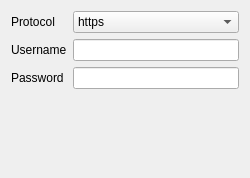
First picture: the form in ui/OutboundEditor.ui, repository Qv2ray/QvPlugin-NaiveProxy, before the edit.
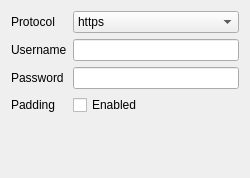
Second picture: the form after the edit.

Commit message: add: added naive padding support

The edit to the form file:
```diff
--- a/ui/OutboundEditor.ui
+++ b/ui/OutboundEditor.ui
@@ -55,6 +55,20 @@
    <item row="2" column="1">
     <widget class="QLineEdit" name="passTxt"/>
    </item>
+   <item row="3" column="0">
+    <widget class="QLabel" name="label_4">
+     <property name="text">
+      <string>Padding</string>
+     </property>
+    </widget>
+   </item>
+   <item row="3" column="1">
+    <widget class="QCheckBox" name="paddingCB">
+     <property name="text">
+      <string>Enabled</string>
+     </property>
+    </widget>
+   </item>
   </layout>
  </widget>
  <resources/>
```
The commit also changes 5 other files.
